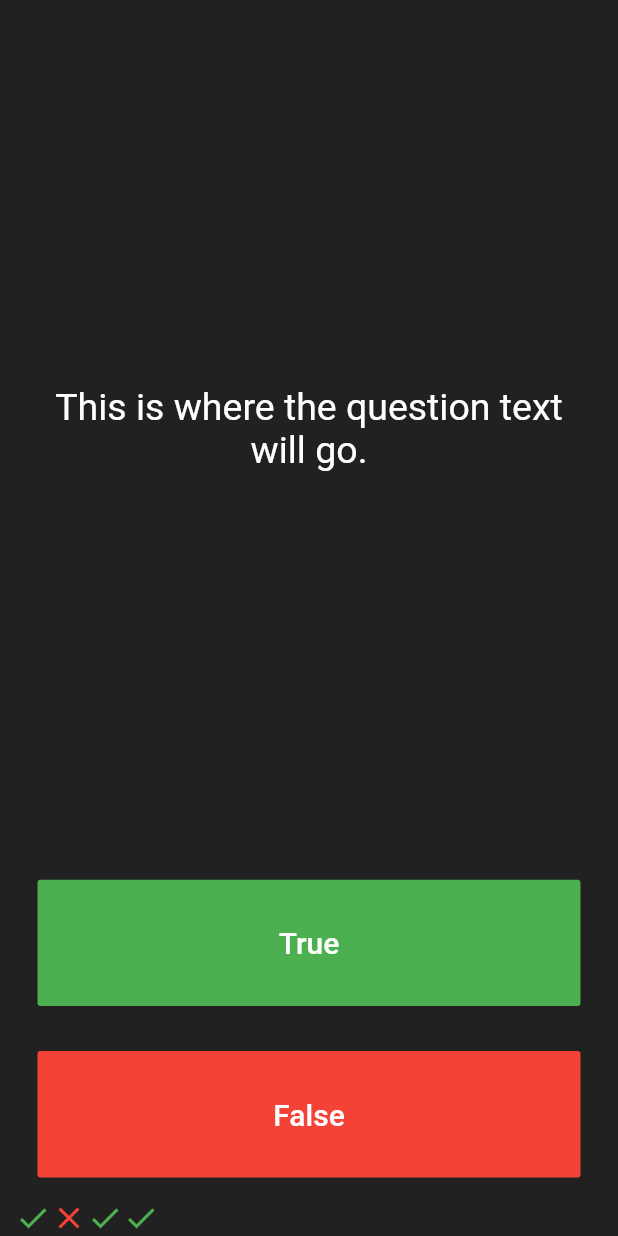
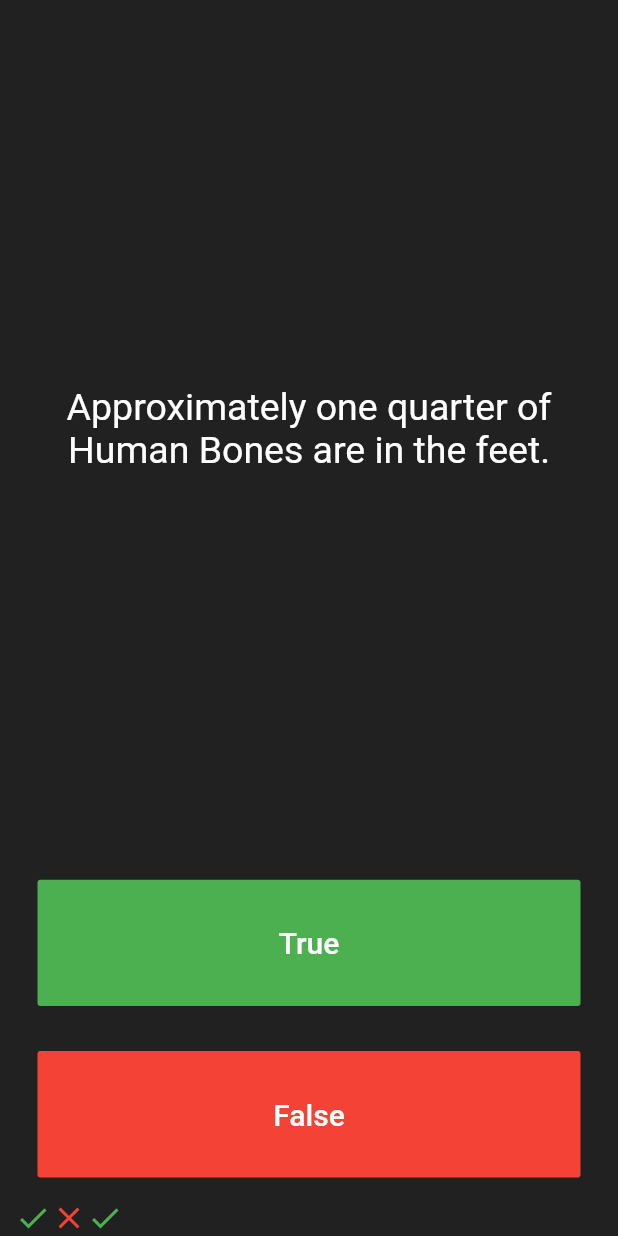
Before and after one commit to Hassanulhaq52/Quiz-Application-, a Flutter app: the screen it shows after launch, after a tap on "True", on a phone screen of 412 x 824 dp. Run offline on Flutter 3.47's test engine with Material 2 defaults, Android fonts, the phone set to English and light mode, and no system bars.

Commit message:
Displaying the Questions.

```diff
--- a/lib/main.dart
+++ b/lib/main.dart
@@ -1,3 +1,5 @@
+import 'dart:math';
+
 import 'package:flutter/material.dart';
 
 void main() => runApp(Quizzler());
@@ -24,29 +26,36 @@ class QuizPage extends StatefulWidget {
   _QuizPageState createState() => _QuizPageState();
 }
 
-
 class _QuizPageState extends State<QuizPage> {
-
- List <Icon> scoreKeeper = [
-
+  List<Icon> scoreKeeper = [
     Icon(
       Icons.check,
       color: Colors.green,
-
     ),
-
     Icon(
       Icons.close,
       color: Colors.red,
-
     ),
     Icon(
       Icons.check,
       color: Colors.green,
+    ),
+  ];
 
-    ),
+  List<String> questions = [
+    'You can Lead a cow down Stairs but not Up stairs.',
+    'Approximately one quarter of Human Bones are in the feet.',
+    'A slug\'s blood is green.',
+  ];
 
-  ];
+  int questionNumber = 1;
+
+  void changeQuestionNumber() {
+
+      setState(() {
+        questionNumber = Random().nextInt(2) + 1;
+      });
+  }
 
   @override
   Widget build(BuildContext context) {
@@ -60,7 +69,7 @@ class _QuizPageState extends State<QuizPage> {
             padding: EdgeInsets.all(10.0),
             child: Center(
               child: Text(
-                'This is where the question text will go.',
+                questions[questionNumber],
                 textAlign: TextAlign.center,
                 style: TextStyle(
                   fontSize: 25.0,
@@ -74,7 +83,6 @@ class _QuizPageState extends State<QuizPage> {
           child: Padding(
             padding: EdgeInsets.all(15.0),
             child: FlatButton(
-
               textColor: Colors.white,
               color: Colors.green,
               child: Text(
@@ -85,15 +93,19 @@ class _QuizPageState extends State<QuizPage> {
                 ),
               ),
               onPressed: () {
+
+                changeQuestionNumber();
+
                 setState(() {
-                  scoreKeeper.add(
 
-                    Icon(
-                      Icons.check,
-                      color: Colors.green,
-                    ),
 
-                  );
+
+                  // scoreKeeper.add(
+                  //   Icon(
+                  //     Icons.check,
+                  //     color: Colors.green,
+                  //   ),
+                  // );
                 });
               },
             ),
@@ -118,11 +130,7 @@ class _QuizPageState extends State<QuizPage> {
           ),
         ),
 
-        Row(
-
-          children: scoreKeeper
-
-        ),
+        Row(children: scoreKeeper),
         //TODO: Add a Row here as your score keeper
       ],
     );
```
